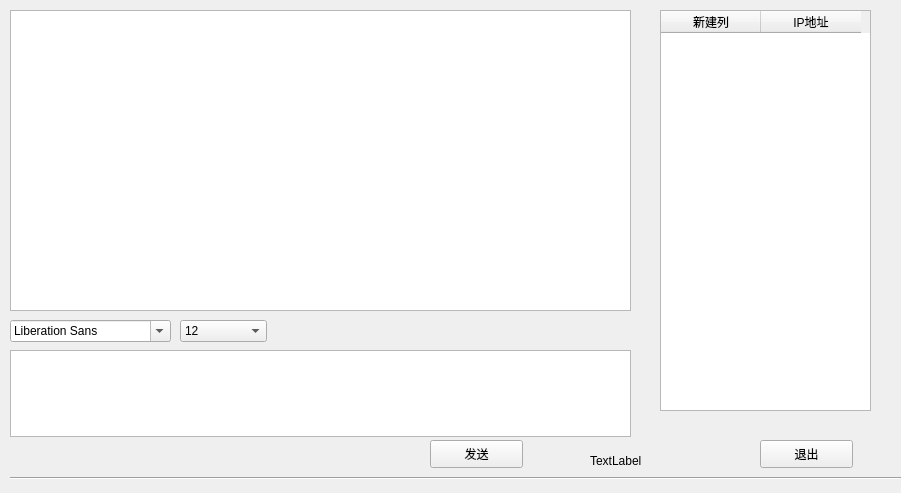
Qt form widget.ui (holdonbush/QT-sample-chat-application) before a commit.
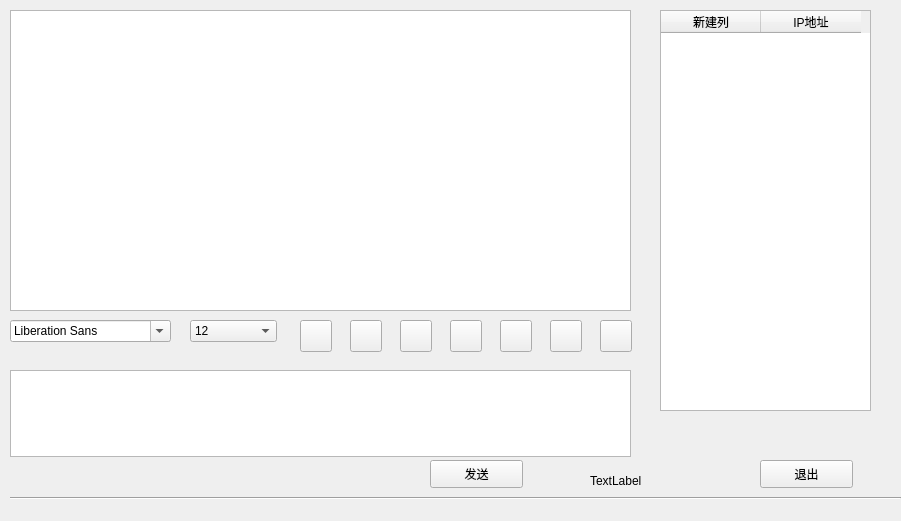
The same form after that commit.

Patch:
```diff
--- a/widget.ui
+++ b/widget.ui
@@ -7,7 +7,7 @@
     <x>0</x>
     <y>0</y>
     <width>901</width>
-    <height>493</height>
+    <height>521</height>
    </rect>
   </property>
   <property name="windowTitle">
@@ -27,7 +27,7 @@
    <property name="geometry">
     <rect>
      <x>10</x>
-     <y>350</y>
+     <y>370</y>
      <width>621</width>
      <height>87</height>
     </rect>
@@ -69,7 +69,7 @@
   <widget class="QComboBox" name="comboBox">
    <property name="geometry">
     <rect>
-     <x>180</x>
+     <x>190</x>
      <y>320</y>
      <width>87</width>
      <height>22</height>
@@ -158,7 +158,7 @@
    <property name="geometry">
     <rect>
      <x>430</x>
-     <y>440</y>
+     <y>460</y>
      <width>93</width>
      <height>28</height>
     </rect>
@@ -171,7 +171,7 @@
    <property name="geometry">
     <rect>
      <x>590</x>
-     <y>450</y>
+     <y>470</y>
      <width>101</width>
      <height>21</height>
     </rect>
@@ -184,7 +184,7 @@
    <property name="geometry">
     <rect>
      <x>760</x>
-     <y>440</y>
+     <y>460</y>
      <width>93</width>
      <height>28</height>
     </rect>
@@ -197,7 +197,7 @@
    <property name="geometry">
     <rect>
      <x>10</x>
-     <y>470</y>
+     <y>490</y>
      <width>891</width>
      <height>16</height>
     </rect>
@@ -206,6 +206,118 @@
     <enum>Qt::Horizontal</enum>
    </property>
   </widget>
+  <widget class="QToolButton" name="boldTBtn">
+   <property name="geometry">
+    <rect>
+     <x>300</x>
+     <y>320</y>
+     <width>32</width>
+     <height>32</height>
+    </rect>
+   </property>
+   <property name="toolTip">
+    <string>加粗</string>
+   </property>
+   <property name="text">
+    <string/>
+   </property>
+  </widget>
+  <widget class="QToolButton" name="italicTBtn">
+   <property name="geometry">
+    <rect>
+     <x>350</x>
+     <y>320</y>
+     <width>32</width>
+     <height>32</height>
+    </rect>
+   </property>
+   <property name="toolTip">
+    <string>倾斜</string>
+   </property>
+   <property name="text">
+    <string/>
+   </property>
+  </widget>
+  <widget class="QToolButton" name="underlineTBtn">
+   <property name="geometry">
+    <rect>
+     <x>400</x>
+     <y>320</y>
+     <width>32</width>
+     <height>32</height>
+    </rect>
+   </property>
+   <property name="toolTip">
+    <string>下划线</string>
+   </property>
+   <property name="text">
+    <string/>
+   </property>
+  </widget>
+  <widget class="QToolButton" name="colorTBtn">
+   <property name="geometry">
+    <rect>
+     <x>450</x>
+     <y>320</y>
+     <width>32</width>
+     <height>32</height>
+    </rect>
+   </property>
+   <property name="toolTip">
+    <string>更改字体颜色</string>
+   </property>
+   <property name="text">
+    <string/>
+   </property>
+  </widget>
+  <widget class="QToolButton" name="saveTBtn">
+   <property name="geometry">
+    <rect>
+     <x>550</x>
+     <y>320</y>
+     <width>32</width>
+     <height>32</height>
+    </rect>
+   </property>
+   <property name="toolTip">
+    <string>保存聊天记录</string>
+   </property>
+   <property name="text">
+    <string/>
+   </property>
+  </widget>
+  <widget class="QToolButton" name="clearTBtn">
+   <property name="geometry">
+    <rect>
+     <x>600</x>
+     <y>320</y>
+     <width>32</width>
+     <height>32</height>
+    </rect>
+   </property>
+   <property name="toolTip">
+    <string>清空聊天记录</string>
+   </property>
+   <property name="text">
+    <string/>
+   </property>
+  </widget>
+  <widget class="QToolButton" name="sendTBtn">
+   <property name="geometry">
+    <rect>
+     <x>500</x>
+     <y>320</y>
+     <width>32</width>
+     <height>32</height>
+    </rect>
+   </property>
+   <property name="toolTip">
+    <string>传输文件</string>
+   </property>
+   <property name="text">
+    <string/>
+   </property>
+  </widget>
  </widget>
  <resources/>
  <connections/>
```
